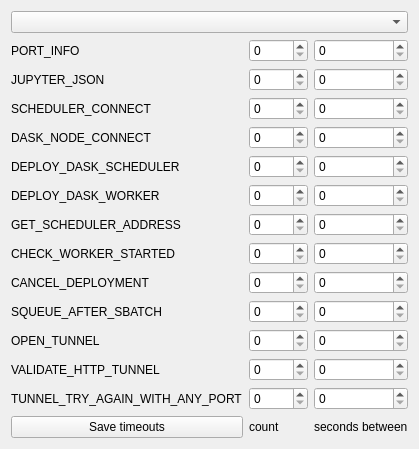
intdata-bsc/idact-gui, file gui/widgets_templates/adjust-timeouts.ui: the form before one commit.
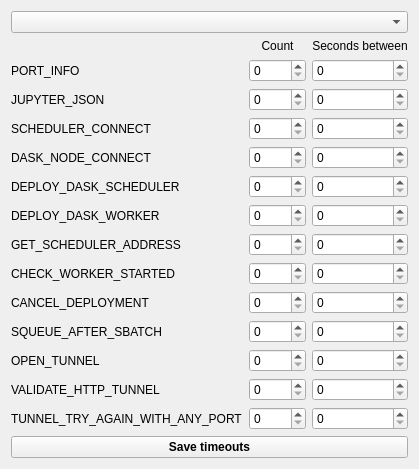
The form after the commit.

The edit to the form file:
```diff
--- a/gui/widgets_templates/adjust-timeouts.ui
+++ b/gui/widgets_templates/adjust-timeouts.ui
@@ -2,6 +2,9 @@
 <ui version="4.0">
  <class>Form</class>
  <widget class="QWidget" name="Form">
+  <property name="enabled">
+   <bool>true</bool>
+  </property>
   <property name="geometry">
    <rect>
     <x>0</x>
@@ -14,196 +17,214 @@
    <string>Form</string>
   </property>
   <layout class="QGridLayout" name="gridLayout">
-   <item row="0" column="0" colspan="3">
-    <widget class="QComboBox" name="cluster_names_box"/>
-   </item>
-   <item row="1" column="0">
+   <item row="2" column="0">
     <widget class="QLabel" name="port_info_label">
      <property name="text">
       <string>PORT_INFO</string>
      </property>
     </widget>
    </item>
-   <item row="1" column="1">
-    <widget class="QSpinBox" name="port_info_count"/>
-   </item>
-   <item row="1" column="2">
-    <widget class="QSpinBox" name="port_info_seconds"/>
-   </item>
-   <item row="2" column="0">
-    <widget class="QLabel" name="jupyter_json_label">
-     <property name="text">
-      <string>JUPYTER_JSON</string>
-     </property>
-    </widget>
-   </item>
    <item row="2" column="1">
-    <widget class="QSpinBox" name="jupyter_json_count"/>
+    <widget class="QSpinBox" name="port_info_count"/>
    </item>
-   <item row="2" column="2">
-    <widget class="QSpinBox" name="jupyter_json_seconds"/>
+   <item row="5" column="2">
+    <widget class="QSpinBox" name="dask_node_connect_seconds"/>
    </item>
-   <item row="3" column="0">
-    <widget class="QLabel" name="scheduler_connect_label">
+   <item row="9" column="0">
+    <widget class="QLabel" name="check_worker_started_label">
      <property name="text">
-      <string>SCHEDULER_CONNECT</string>
+      <string>CHECK_WORKER_STARTED</string>
      </property>
     </widget>
    </item>
-   <item row="3" column="1">
-    <widget class="QSpinBox" name="scheduler_connect_count"/>
-   </item>
    <item row="3" column="2">
-    <widget class="QSpinBox" name="scheduler_connect_seconds"/>
-   </item>
-   <item row="4" column="0">
-    <widget class="QLabel" name="dask_node_connect_label">
-     <property name="text">
-      <string>DASK_NODE_CONNECT</string>
-     </property>
-    </widget>
-   </item>
-   <item row="4" column="1">
-    <widget class="QSpinBox" name="dask_node_connect_count"/>
+    <widget class="QSpinBox" name="jupyter_json_seconds"/>
    </item>
    <item row="4" column="2">
-    <widget class="QSpinBox" name="dask_node_connect_seconds"/>
+    <widget class="QSpinBox" name="scheduler_connect_seconds"/>
    </item>
-   <item row="5" column="0">
+   <item row="3" column="0">
+    <widget class="QLabel" name="jupyter_json_label">
+     <property name="text">
+      <string>JUPYTER_JSON</string>
+     </property>
+    </widget>
+   </item>
+   <item row="6" column="0">
     <widget class="QLabel" name="deploy_dask_scheduler_label">
      <property name="text">
       <string>DEPLOY_DASK_SCHEDULER</string>
      </property>
     </widget>
    </item>
-   <item row="5" column="1">
-    <widget class="QSpinBox" name="deploy_dask_scheduler_count"/>
-   </item>
-   <item row="5" column="2">
-    <widget class="QSpinBox" name="deploy_dask_scheduler_seconds"/>
-   </item>
-   <item row="6" column="0">
-    <widget class="QLabel" name="deploy_dask_worker_label">
-     <property name="text">
-      <string>DEPLOY_DASK_WORKER</string>
-     </property>
-    </widget>
-   </item>
-   <item row="6" column="1">
-    <widget class="QSpinBox" name="deploy_dask_worker_count"/>
-   </item>
    <item row="6" column="2">
+    <widget class="QSpinBox" name="deploy_dask_scheduler_seconds"/>
+   </item>
+   <item row="3" column="1">
+    <widget class="QSpinBox" name="jupyter_json_count"/>
+   </item>
+   <item row="7" column="2">
     <widget class="QSpinBox" name="deploy_dask_worker_seconds"/>
    </item>
-   <item row="7" column="0">
+   <item row="8" column="0">
     <widget class="QLabel" name="get_scheduler_address_label">
      <property name="text">
       <string>GET_SCHEDULER_ADDRESS</string>
      </property>
     </widget>
    </item>
-   <item row="7" column="1">
-    <widget class="QSpinBox" name="get_scheduler_address_count"/>
-   </item>
-   <item row="7" column="2">
-    <widget class="QSpinBox" name="get_scheduler_address_seconds"/>
-   </item>
-   <item row="8" column="0">
-    <widget class="QLabel" name="check_worker_started_label">
-     <property name="text">
-      <string>CHECK_WORKER_STARTED</string>
-     </property>
-    </widget>
-   </item>
    <item row="8" column="1">
-    <widget class="QSpinBox" name="check_worker_started_count"/>
+    <widget class="QSpinBox" name="get_scheduler_address_count"/>
+   </item>
+   <item row="7" column="0">
+    <widget class="QLabel" name="deploy_dask_worker_label">
+     <property name="text">
+      <string>DEPLOY_DASK_WORKER</string>
+     </property>
+    </widget>
+   </item>
+   <item row="5" column="0">
+    <widget class="QLabel" name="dask_node_connect_label">
+     <property name="text">
+      <string>DASK_NODE_CONNECT</string>
+     </property>
+    </widget>
+   </item>
+   <item row="6" column="1">
+    <widget class="QSpinBox" name="deploy_dask_scheduler_count"/>
+   </item>
+   <item row="5" column="1">
+    <widget class="QSpinBox" name="dask_node_connect_count"/>
+   </item>
+   <item row="2" column="2">
+    <widget class="QSpinBox" name="port_info_seconds"/>
+   </item>
+   <item row="4" column="0">
+    <widget class="QLabel" name="scheduler_connect_label">
+     <property name="text">
+      <string>SCHEDULER_CONNECT</string>
+     </property>
+    </widget>
+   </item>
+   <item row="7" column="1">
+    <widget class="QSpinBox" name="deploy_dask_worker_count"/>
+   </item>
+   <item row="4" column="1">
+    <widget class="QSpinBox" name="scheduler_connect_count"/>
    </item>
    <item row="8" column="2">
-    <widget class="QSpinBox" name="check_worker_started_seconds"/>
-   </item>
-   <item row="9" column="0">
-    <widget class="QLabel" name="cancel_deployment_label">
-     <property name="text">
-      <string>CANCEL_DEPLOYMENT</string>
-     </property>
-    </widget>
+    <widget class="QSpinBox" name="get_scheduler_address_seconds"/>
    </item>
    <item row="9" column="1">
-    <widget class="QSpinBox" name="cancel_deployment_count"/>
+    <widget class="QSpinBox" name="check_worker_started_count"/>
    </item>
-   <item row="9" column="2">
-    <widget class="QSpinBox" name="cancel_deployment_seconds"/>
+   <item row="0" column="0" colspan="3">
+    <widget class="QComboBox" name="cluster_names_box"/>
    </item>
-   <item row="10" column="0">
-    <widget class="QLabel" name="squeue_after_sbatch_label">
+   <item row="14" column="1">
+    <widget class="QSpinBox" name="tunnel_try_again_with_any_port_count"/>
+   </item>
+   <item row="13" column="0">
+    <widget class="QLabel" name="validate_http_tunnel_label">
      <property name="text">
-      <string>SQUEUE_AFTER_SBATCH</string>
+      <string>VALIDATE_HTTP_TUNNEL</string>
      </property>
     </widget>
    </item>
-   <item row="10" column="1">
+   <item row="11" column="1">
     <widget class="QSpinBox" name="squeue_after_sbatch_count"/>
    </item>
-   <item row="10" column="2">
-    <widget class="QSpinBox" name="squeue_after_sbatch_seconds"/>
-   </item>
    <item row="11" column="0">
+    <widget class="QLabel" name="squeue_after_sbatch_label">
+     <property name="text">
+      <string>SQUEUE_AFTER_SBATCH</string>
+     </property>
+    </widget>
+   </item>
+   <item row="14" column="2">
+    <widget class="QSpinBox" name="tunnel_try_again_with_any_port_seconds"/>
+   </item>
+   <item row="12" column="0">
     <widget class="QLabel" name="open_tunnel_label">
      <property name="text">
       <string>OPEN_TUNNEL</string>
      </property>
     </widget>
    </item>
-   <item row="11" column="1">
-    <widget class="QSpinBox" name="open_tunnel_count"/>
+   <item row="10" column="2">
+    <widget class="QSpinBox" name="cancel_deployment_seconds"/>
    </item>
-   <item row="11" column="2">
-    <widget class="QSpinBox" name="open_tunnel_seconds"/>
+   <item row="9" column="2">
+    <widget class="QSpinBox" name="check_worker_started_seconds"/>
    </item>
-   <item row="12" column="0">
-    <widget class="QLabel" name="validate_http_tunnel_label">
+   <item row="10" column="0">
+    <widget class="QLabel" name="cancel_deployment_label">
      <property name="text">
-      <string>VALIDATE_HTTP_TUNNEL</string>
+      <string>CANCEL_DEPLOYMENT</string>
      </property>
     </widget>
    </item>
    <item row="12" column="1">
+    <widget class="QSpinBox" name="open_tunnel_count"/>
+   </item>
+   <item row="13" column="1">
     <widget class="QSpinBox" name="validate_http_tunnel_count"/>
    </item>
+   <item row="10" column="1">
+    <widget class="QSpinBox" name="cancel_deployment_count"/>
+   </item>
    <item row="12" column="2">
-    <widget class="QSpinBox" name="validate_http_tunnel_seconds"/>
+    <widget class="QSpinBox" name="open_tunnel_seconds"/>
    </item>
-   <item row="13" column="0">
+   <item row="14" column="0">
     <widget class="QLabel" name="tunnel_try_again_with_any_port_label">
      <property name="text">
       <string>TUNNEL_TRY_AGAIN_WITH_ANY_PORT</string>
      </property>
     </widget>
    </item>
-   <item row="13" column="1">
-    <widget class="QSpinBox" name="tunnel_try_again_with_any_port_count"/>
+   <item row="11" column="2">
+    <widget class="QSpinBox" name="squeue_after_sbatch_seconds"/>
    </item>
    <item row="13" column="2">
-    <widget class="QSpinBox" name="tunnel_try_again_with_any_port_seconds"/>
+    <widget class="QSpinBox" name="validate_http_tunnel_seconds"/>
    </item>
-   <item row="14" column="0">
-    <widget class="QPushButton" name="save_timeouts_button">
-     <property name="text">
-      <string>Save timeouts</string>
-     </property>
-    </widget>
-   </item>
-   <item row="14" column="1">
+   <item row="1" column="1">
     <widget class="QLabel" name="cluster_name_addc_label_29">
      <property name="text">
-      <string>count</string>
+      <string>Count</string>
+     </property>
+     <property name="alignment">
+      <set>Qt::AlignCenter</set>
      </property>
     </widget>
    </item>
-   <item row="14" column="2">
+   <item row="1" column="2">
     <widget class="QLabel" name="cluster_name_addc_label_30">
      <property name="text">
-      <string>seconds between</string>
+      <string>Seconds between</string>
+     </property>
+     <property name="alignment">
+      <set>Qt::AlignCenter</set>
+     </property>
+    </widget>
+   </item>
+   <item row="15" column="0" colspan="3">
+    <widget class="QPushButton" name="save_timeouts_button">
+     <property name="sizePolicy">
+      <sizepolicy hsizetype="Expanding" vsizetype="Fixed">
+       <horstretch>0</horstretch>
+       <verstretch>0</verstretch>
+      </sizepolicy>
+     </property>
+     <property name="font">
+      <font>
+       <weight>75</weight>
+       <bold>true</bold>
+      </font>
+     </property>
+     <property name="text">
+      <string>Save timeouts</string>
      </property>
     </widget>
    </item>
```
